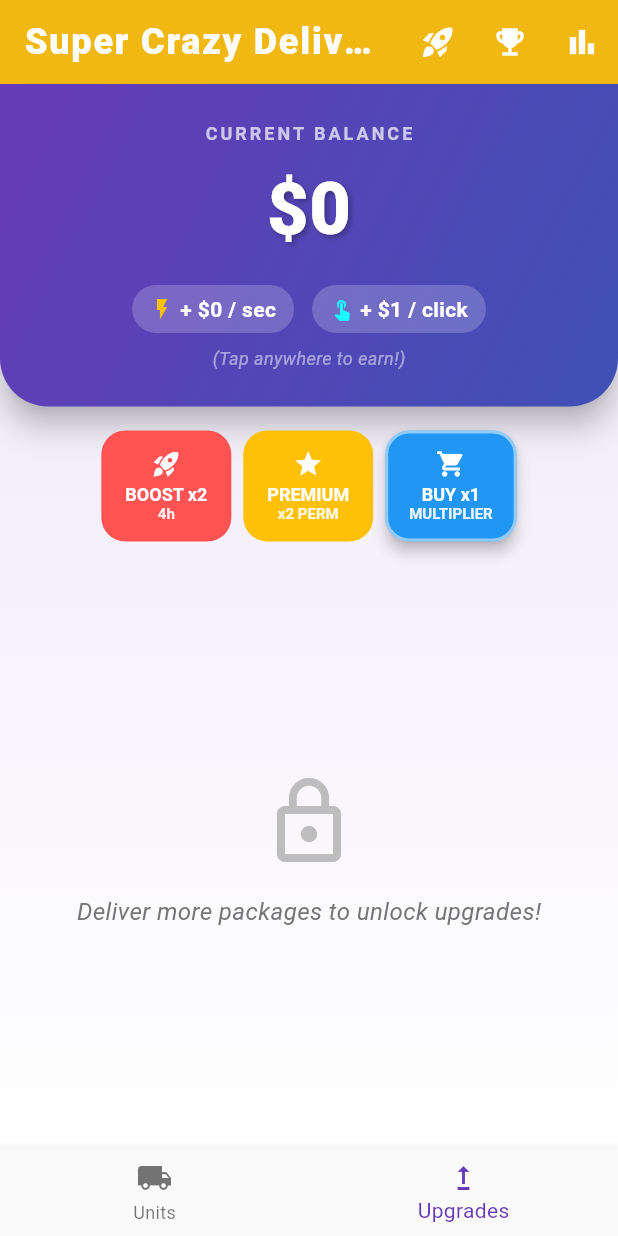
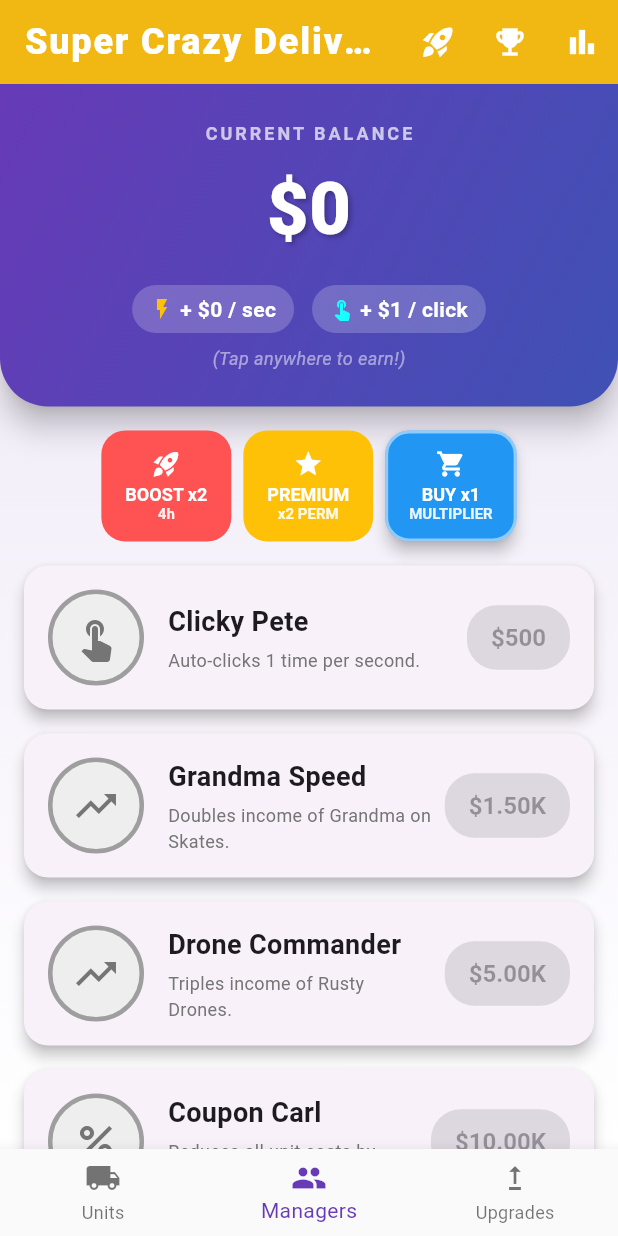
Before and after one commit to coins5/supercrazydeliveryinc, a Flutter app: the screen it shows after launch, item 2 of the bottom bar chosen, on a phone screen of 412 x 824 dp. Run offline on Flutter 3.47's test engine with Material 3 defaults, Android fonts, the phone set to English and light mode, and no system bars; our stand-ins replace shared_preferences.

Commit message:
Ya existen managers

```diff
--- /dev/null
+++ b/lib/data/default_managers.dart
@@ -0,0 +1,91 @@
+import '../models/manager.dart';
+
+List<Manager> getDefaultManagers() {
+  return [
+    Manager(
+      id: 'manager_click_1',
+      name: 'Clicky Pete',
+      description: 'Auto-clicks 1 time per second.',
+      cost: 500,
+      type: ManagerType.autoClick,
+      value: 1.0,
+    ),
+    Manager(
+      id: 'manager_bike_boost',
+      name: 'Grandma Speed',
+      description: 'Doubles income of Grandma on Skates.',
+      cost: 1500,
+      type: ManagerType.unitBoost,
+      value: 2.0,
+      targetUnitId: 'grandma',
+    ),
+    Manager(
+      id: 'manager_drone_boost',
+      name: 'Drone Commander',
+      description: 'Triples income of Rusty Drones.',
+      cost: 5000,
+      type: ManagerType.unitBoost,
+      value: 3.0,
+      targetUnitId: 'drone',
+    ),
+    Manager(
+      id: 'manager_discount_1',
+      name: 'Coupon Carl',
+      description: 'Reduces all unit costs by 10%.',
+      cost: 10000,
+      type: ManagerType.discount,
+      value: 0.10,
+    ),
+    Manager(
+      id: 'manager_click_2',
+      name: 'Tapping Tom',
+      description: 'Auto-clicks 5 times per second.',
+      cost: 25000,
+      type: ManagerType.autoClick,
+      value: 5.0,
+    ),
+    Manager(
+      id: 'manager_truck_boost',
+      name: 'Pizza Chef',
+      description: 'Doubles income of Rocket Pizzas.',
+      cost: 50000,
+      type: ManagerType.unitBoost,
+      value: 2.0,
+      targetUnitId: 'rocket_pizza',
+    ),
+    Manager(
+      id: 'manager_teleport_boost',
+      name: 'Professor Portal',
+      description: 'Doubles income of Portal Guns.',
+      cost: 1000000,
+      type: ManagerType.unitBoost,
+      value: 2.0,
+      targetUnitId: 'portal_gun',
+    ),
+    Manager(
+      id: 'manager_discount_2',
+      name: 'Bargain Betty',
+      description: 'Reduces all unit costs by another 10%.',
+      cost: 5000000,
+      type: ManagerType.discount,
+      value: 0.10,
+    ),
+    Manager(
+      id: 'manager_click_3',
+      name: 'Hyper Hans',
+      description: 'Auto-clicks 20 times per second.',
+      cost: 10000000,
+      type: ManagerType.autoClick,
+      value: 20.0,
+    ),
+    Manager(
+      id: 'manager_alien_boost',
+      name: 'Zorg the Manager',
+      description: 'Quadruples income of UFOs.',
+      cost: 100000000,
+      type: ManagerType.unitBoost,
+      value: 4.0,
+      targetUnitId: 'ufo',
+    ),
+  ];
+}
--- a/lib/models/game_state.dart
+++ b/lib/models/game_state.dart
@@ -4,10 +4,12 @@ import 'package:flutter/foundation.dart';
 import 'delivery_unit.dart';
 import 'upgrade.dart';
 import 'achievement.dart';
+import 'manager.dart';
 
 import '../data/default_units.dart';
 import '../data/default_upgrades.dart';
 import '../data/default_achievements.dart';
+import '../data/default_managers.dart';
 import '../services/persistence_service.dart';
 
 class GameState extends ChangeNotifier {
@@ -111,6 +113,8 @@ class GameState extends ChangeNotifier {
   // Queue for showing evolution notifications
   List<String> evolutionNotifications = [];
 
+  List<Manager> managers = getDefaultManagers();
+
   // Prestige
   int _prestigeTokens = 0;
   int get prestigeTokens => _prestigeTokens;
@@ -166,6 +170,11 @@ class GameState extends ChangeNotifier {
     // Reset Upgrades
     for (var upgrade in upgrades) {
       upgrade.isPurchased = false;
+    }
+
+    // Reset Managers
+    for (var manager in managers) {
+      manager.isHired = false;
     }
 
     // Reset Multipliers
@@ -252,6 +261,18 @@ class GameState extends ChangeNotifier {
             orElse: () => upgrades.first,
           );
           upgrade.isPurchased = upgradeData['isPurchased'] ?? false;
+        }
+      }
+
+      // Load Managers
+      if (data['managers'] != null) {
+        final List<dynamic> managersData = data['managers'];
+        for (var managerData in managersData) {
+          final manager = managers.firstWhere(
+            (m) => m.id == managerData['id'],
+            orElse: () => managers.first,
+          );
+          manager.isHired = managerData['isHired'] ?? false;
         }
       }
 
@@ -390,6 +411,9 @@ class GameState extends ChangeNotifier {
       'upgrades': upgrades
           .map((u) => {'id': u.id, 'isPurchased': u.isPurchased})
           .toList(),
+      'managers': managers
+          .map((m) => {'id': m.id, 'isHired': m.isHired})
+          .toList(),
       'achievements': achievements
           .map((a) => {'id': a.id, 'isUnlocked': a.isUnlocked})
           .toList(),
@@ -454,6 +478,23 @@ class GameState extends ChangeNotifier {
     _money += income;
     _totalMoneyEarned += income;
 
+    // Auto-Clicks from Managers
+    double autoClicks = 0;
+    for (var manager in managers) {
+      if (manager.isHired && manager.type == ManagerType.autoClick) {
+        autoClicks += manager.value;
+      }
+    }
+    if (autoClicks > 0) {
+      // We treat auto-clicks as "clicks" for stats? Maybe separate?
+      // Let's just add the money for now.
+      // 1 click = clickValue.
+      double autoClickMoney = autoClicks * clickValue;
+      _money += autoClickMoney;
+      _totalMoneyEarned += autoClickMoney;
+      // _totalClicks += autoClicks.toInt(); // Optional: Count as real clicks? Usually no.
+    }
+
     // Assume each unit delivers 1 order per second
     int orders = 0;
     for (var unit in units) {
@@ -511,6 +552,15 @@ class GameState extends ChangeNotifier {
       totalCost = tempCost;
     }
 
+    // Apply Manager Discounts
+    double discount = 0;
+    for (var manager in managers) {
+      if (manager.isHired && manager.type == ManagerType.discount) {
+        discount += manager.value;
+      }
+    }
+    totalCost *= (1 - discount);
+
     return (cost: totalCost, amount: amountToBuy);
   }
 
@@ -567,6 +617,30 @@ class GameState extends ChangeNotifier {
       } else if (upgrade.type == UpgradeType.clickMultiplier) {
         _clickMultiplier *= upgrade.multiplierValue;
       }
+
+      notifyListeners();
+    }
+  }
+
+  void hireManager(Manager manager) {
+    if (_money >= manager.cost && !manager.isHired) {
+      _money -= manager.cost;
+      _totalMoneySpent += manager.cost;
+      manager.isHired = true;
+
+      if (manager.type == ManagerType.unitBoost &&
+          manager.targetUnitId != null) {
+        final unit = units.firstWhere(
+          (u) => u.id == manager.targetUnitId,
+          orElse: () => units.first, // Fallback to avoid crash
+        );
+        // Only apply if we actually found the target unit (or if fallback is acceptable logic,
+        // but here we just want to avoid the crash. Ideally we check if ID matches).
+        if (unit.id == manager.targetUnitId) {
+          unit.multiplier *= manager.value;
+        }
+      }
+      // Auto-clicks and Discounts are handled dynamically in _tick and getBuyInfo
 
       notifyListeners();
     }
--- /dev/null
+++ b/lib/models/manager.dart
@@ -0,0 +1,31 @@
+enum ManagerType {
+  autoClick, // Clicks per second
+  unitBoost, // Multiplier for specific unit
+  discount, // Global discount percentage (0.1 = 10%)
+}
+
+class Manager {
+  final String id;
+  final String name;
+  final String description;
+  final double cost;
+  final ManagerType type;
+  final double value;
+  final String? targetUnitId;
+  bool isHired;
+
+  Manager({
+    required this.id,
+    required this.name,
+    required this.description,
+    required this.cost,
+    required this.type,
+    required this.value,
+    this.targetUnitId,
+    this.isHired = false,
+  });
+
+  Map<String, dynamic> toJson() {
+    return {'id': id, 'isHired': isHired};
+  }
+}
--- a/lib/screens/home_screen.dart
+++ b/lib/screens/home_screen.dart
@@ -3,6 +3,7 @@ import 'package:provider/provider.dart';
 import '../models/game_state.dart';
 import '../widgets/unit_card.dart';
 import '../widgets/upgrade_card.dart';
+import '../widgets/manager_card.dart';
 import 'statistics_screen.dart';
 import 'achievements_screen.dart';
 import '../data/offline_messages.dart';
@@ -446,6 +447,20 @@ class _HomeScreenState extends State<HomeScreen> {
                                   );
                                 },
                               ))
+                      : _selectedIndex == 1
+                      ? ListView.builder(
+                          padding: const EdgeInsets.only(bottom: 80),
+                          itemCount: gameState.managers.length,
+                          itemBuilder: (context, index) {
+                            final manager = gameState.managers[index];
+                            return ManagerCard(
+                              manager: manager,
+                              canAfford: gameState.money >= manager.cost,
+                              onHire: () => gameState.hireManager(manager),
+                              formatNumber: gameState.formatNumber,
+                            );
+                          },
+                        )
                       : (visibleUpgrades.isEmpty
                             ? Center(
                                 child: Column(
@@ -499,6 +514,7 @@ class _HomeScreenState extends State<HomeScreen> {
             icon: Icon(Icons.local_shipping),
             label: 'Units',
           ),
+          BottomNavigationBarItem(icon: Icon(Icons.people), label: 'Managers'),
           BottomNavigationBarItem(icon: Icon(Icons.upgrade), label: 'Upgrades'),
         ],
       ),
--- /dev/null
+++ b/lib/widgets/manager_card.dart
@@ -0,0 +1,118 @@
+import 'package:flutter/material.dart';
+import '../models/manager.dart';
+
+class ManagerCard extends StatelessWidget {
+  final Manager manager;
+  final bool canAfford;
+  final VoidCallback onHire;
+  final String Function(double) formatNumber;
+
+  const ManagerCard({
+    super.key,
+    required this.manager,
+    required this.canAfford,
+    required this.onHire,
+    required this.formatNumber,
+  });
+
+  @override
+  Widget build(BuildContext context) {
+    return Card(
+      margin: const EdgeInsets.symmetric(horizontal: 16, vertical: 8),
+      elevation: 4,
+      shape: RoundedRectangleBorder(borderRadius: BorderRadius.circular(16)),
+      child: Padding(
+        padding: const EdgeInsets.all(16.0),
+        child: Row(
+          children: [
+            // Manager Icon
+            Container(
+              width: 64,
+              height: 64,
+              decoration: BoxDecoration(
+                color: manager.isHired ? Colors.green[100] : Colors.grey[200],
+                shape: BoxShape.circle,
+                border: Border.all(
+                  color: manager.isHired ? Colors.green : Colors.grey,
+                  width: 3,
+                ),
+              ),
+              child: Icon(
+                _getIconForType(manager.type),
+                size: 32,
+                color: manager.isHired ? Colors.green[800] : Colors.grey[600],
+              ),
+            ),
+            const SizedBox(width: 16),
+
+            // Info
+            Expanded(
+              child: Column(
+                crossAxisAlignment: CrossAxisAlignment.start,
+                children: [
+                  Text(
+                    manager.name,
+                    style: const TextStyle(
+                      fontWeight: FontWeight.bold,
+                      fontSize: 18,
+                    ),
+                  ),
+                  const SizedBox(height: 4),
+                  Text(
+                    manager.description,
+                    style: TextStyle(color: Colors.grey[600], fontSize: 12),
+                  ),
+                ],
+              ),
+            ),
+
+            // Action
+            const SizedBox(width: 8),
+            if (manager.isHired)
+              Container(
+                padding: const EdgeInsets.symmetric(
+                  horizontal: 12,
+                  vertical: 6,
+                ),
+                decoration: BoxDecoration(
+                  color: Colors.green,
+                  borderRadius: BorderRadius.circular(20),
+                ),
+                child: const Text(
+                  'HIRED',
+                  style: TextStyle(
+                    color: Colors.white,
+                    fontWeight: FontWeight.bold,
+                    fontSize: 12,
+                  ),
+                ),
+              )
+            else
+              ElevatedButton(
+                onPressed: canAfford ? onHire : null,
+                style: ElevatedButton.styleFrom(
+                  backgroundColor: canAfford ? Colors.blue : Colors.grey,
+                  foregroundColor: Colors.white,
+                  shape: RoundedRectangleBorder(
+                    borderRadius: BorderRadius.circular(20),
+                  ),
+                ),
+                child: Text('\$${formatNumber(manager.cost)}'),
+              ),
+          ],
+        ),
+      ),
+    );
+  }
+
+  IconData _getIconForType(ManagerType type) {
+    switch (type) {
+      case ManagerType.autoClick:
+        return Icons.touch_app;
+      case ManagerType.unitBoost:
+        return Icons.trending_up;
+      case ManagerType.discount:
+        return Icons.percent;
+    }
+  }
+}
```
